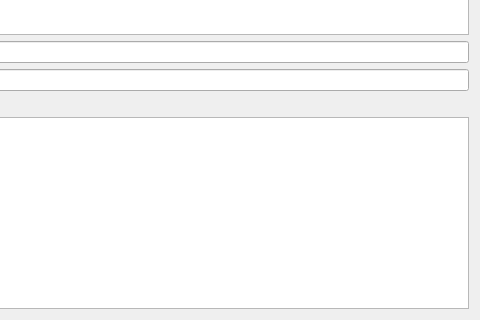
Qt form source/trsedocuments/formraseditor.ui (Happy-Ferret/Fluff64) before a commit; both pictures show x 483 to 963 and y 394 to 714 of the 963 by 714 pixel window.
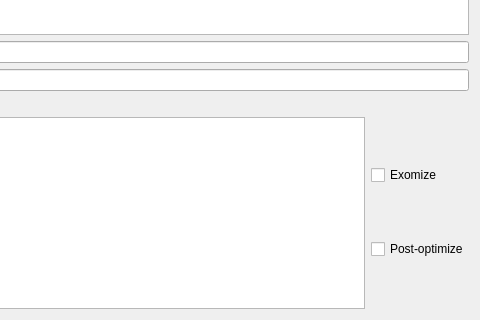
The same form after that commit. Custom widgets are drawn as their Qt base class.

```diff
--- a/source/trsedocuments/formraseditor.ui
+++ b/source/trsedocuments/formraseditor.ui
@@ -21,7 +21,7 @@
   </property>
   <layout class="QGridLayout" name="gridLayout">
    <item row="0" column="0">
-    <layout class="QGridLayout" name="gridLayout_2" rowstretch="50,0,0,0,0" columnstretch="0">
+    <layout class="QGridLayout" name="gridLayout_2" rowstretch="50,0,0,0,0,0" columnstretch="0">
      <property name="sizeConstraint">
       <enum>QLayout::SetMaximumSize</enum>
      </property>
@@ -39,20 +39,6 @@
        </item>
       </layout>
      </item>
-     <item row="4" column="0">
-      <widget class="QTextEdit" name="txtOutput">
-       <property name="readOnly">
-        <bool>true</bool>
-       </property>
-      </widget>
-     </item>
-     <item row="0" column="0">
-      <widget class="CodeEditor" name="txtEditor">
-       <property name="lineWrapMode">
-        <enum>QPlainTextEdit::NoWrap</enum>
-       </property>
-      </widget>
-     </item>
      <item row="3" column="0">
       <widget class="QLabel" name="lblLight">
        <property name="autoFillBackground">
@@ -63,6 +49,13 @@
        </property>
       </widget>
      </item>
+     <item row="0" column="0">
+      <widget class="CodeEditor" name="txtEditor">
+       <property name="lineWrapMode">
+        <enum>QPlainTextEdit::NoWrap</enum>
+       </property>
+      </widget>
+     </item>
      <item row="2" column="0">
       <layout class="QHBoxLayout" name="horizontalLayout_2">
        <item>
@@ -77,6 +70,35 @@
        </item>
       </layout>
      </item>
+     <item row="4" column="0">
+      <layout class="QHBoxLayout" name="horizontalLayout_5">
+       <item>
+        <widget class="QTextEdit" name="txtOutput">
+         <property name="readOnly">
+          <bool>true</bool>
+         </property>
+        </widget>
+       </item>
+       <item>
+        <layout class="QGridLayout" name="gridLayout_4">
+         <item row="0" column="0">
+          <widget class="QCheckBox" name="chkExomize">
+           <property name="text">
+            <string>Exomize</string>
+           </property>
+          </widget>
+         </item>
+         <item row="1" column="0">
+          <widget class="QCheckBox" name="chkPostOpt">
+           <property name="text">
+            <string>Post-optimize</string>
+           </property>
+          </widget>
+         </item>
+        </layout>
+       </item>
+      </layout>
+     </item>
     </layout>
    </item>
   </layout>
```
